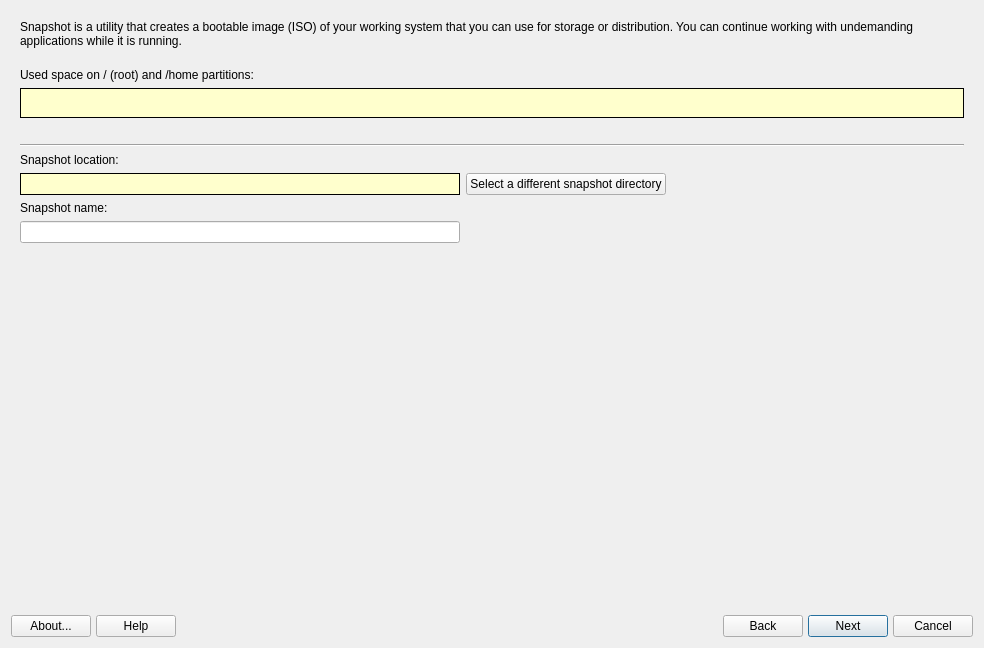
Qt form mainwindow.ui (AdrianTM/mx-snapshot) before a commit.
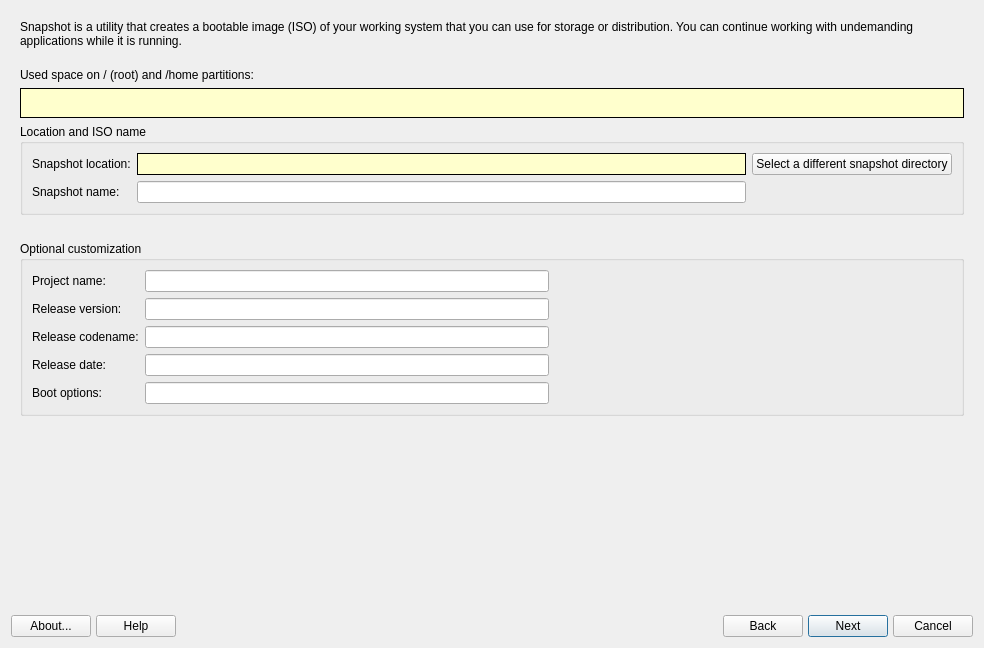
The same form after that commit. Icons and pictures are not drawn.

Commit message: Add optionals customization for name of the project, version, date, codename, boot options

```diff
--- a/mainwindow.ui
+++ b/mainwindow.ui
@@ -24,14 +24,112 @@
      </property>
      <widget class="QWidget" name="selectionPage">
       <layout class="QGridLayout" name="gridLayout_2">
-       <item row="10" column="0">
-        <widget class="QLabel" name="labelLocation">
-         <property name="text">
-          <string>Snapshot location:</string>
+       <item row="14" column="0" colspan="2">
+        <widget class="QGroupBox" name="groupBox">
+         <property name="title">
+          <string>Optional customization</string>
          </property>
+         <layout class="QGridLayout" name="gridLayout_6">
+          <item row="5" column="1">
+           <widget class="QLineEdit" name="textReleaseDate">
+            <property name="text">
+             <string notr="true"/>
+            </property>
+           </widget>
+          </item>
+          <item row="6" column="0">
+           <widget class="QLabel" name="labelOptions">
+            <property name="text">
+             <string>Boot options:</string>
+            </property>
+           </widget>
+          </item>
+          <item row="0" column="2">
+           <spacer name="horizontalSpacer_3">
+            <property name="orientation">
+             <enum>Qt::Horizontal</enum>
+            </property>
+            <property name="sizeHint" stdset="0">
+             <size>
+              <width>40</width>
+              <height>20</height>
+             </size>
+            </property>
+           </spacer>
+          </item>
+          <item row="6" column="1">
+           <widget class="QLineEdit" name="textOptions">
+            <property name="text">
+             <string notr="true"/>
+            </property>
+           </widget>
+          </item>
+          <item row="5" column="0">
+           <widget class="QLabel" name="labelDate">
+            <property name="text">
+             <string>Release date:</string>
+            </property>
+           </widget>
+          </item>
+          <item row="0" column="1">
+           <widget class="QLineEdit" name="textDistroName">
+            <property name="text">
+             <string notr="true"/>
+            </property>
+           </widget>
+          </item>
+          <item row="4" column="1">
+           <widget class="QLineEdit" name="textCodeName">
+            <property name="text">
+             <string notr="true"/>
+            </property>
+           </widget>
+          </item>
+          <item row="0" column="0">
+           <widget class="QLabel" name="labelDistroName">
+            <property name="text">
+             <string>Project name:</string>
+            </property>
+           </widget>
+          </item>
+          <item row="2" column="0">
+           <widget class="QLabel" name="labelDistro">
+            <property name="text">
+             <string>Release version:</string>
+            </property>
+           </widget>
+          </item>
+          <item row="2" column="1">
+           <widget class="QLineEdit" name="textDistro">
+            <property name="text">
+             <string notr="true"/>
+            </property>
+           </widget>
+          </item>
+          <item row="4" column="0">
+           <widget class="QLabel" name="labelCodeName">
+            <property name="text">
+             <string>Release codename:</string>
+            </property>
+           </widget>
+          </item>
+         </layout>
         </widget>
        </item>
-       <item row="0" column="0" colspan="6">
+       <item row="15" column="0" colspan="2">
+        <spacer name="verticalSpacer">
+         <property name="orientation">
+          <enum>Qt::Vertical</enum>
+         </property>
+         <property name="sizeHint" stdset="0">
+          <size>
+           <width>20</width>
+           <height>0</height>
+          </size>
+         </property>
+        </spacer>
+       </item>
+       <item row="0" column="0" colspan="2">
         <widget class="QLabel" name="labelIntro">
          <property name="sizePolicy">
           <sizepolicy hsizetype="Preferred" vsizetype="Preferred">
@@ -47,7 +145,7 @@
          </property>
         </widget>
        </item>
-       <item row="1" column="0" colspan="6">
+       <item row="1" column="0" colspan="2">
         <widget class="QLabel" name="labelCurrentSpace">
          <property name="text">
           <string>Used space on / (root) and /home partitions:</string>
@@ -57,7 +155,62 @@
          </property>
         </widget>
        </item>
-       <item row="5" column="0" colspan="6">
+       <item row="3" column="0" colspan="2">
+        <widget class="QGroupBox" name="groupBox_2">
+         <property name="title">
+          <string>Location and ISO name</string>
+         </property>
+         <layout class="QGridLayout" name="gridLayout_7">
+          <item row="1" column="1">
+           <widget class="QLineEdit" name="lineEditName"/>
+          </item>
+          <item row="0" column="1">
+           <widget class="QLabel" name="labelSnapshotDir">
+            <property name="styleSheet">
+             <string notr="true">background-color: rgb(255, 255, 205);
+border-color: rgb(0, 0, 0);
+color: rgb(0, 0, 0);</string>
+            </property>
+            <property name="frameShape">
+             <enum>QFrame::Box</enum>
+            </property>
+            <property name="text">
+             <string/>
+            </property>
+            <property name="wordWrap">
+             <bool>true</bool>
+            </property>
+           </widget>
+          </item>
+          <item row="0" column="0">
+           <widget class="QLabel" name="labelLocation">
+            <property name="text">
+             <string>Snapshot location:</string>
+            </property>
+           </widget>
+          </item>
+          <item row="0" column="2">
+           <widget class="QPushButton" name="btnSelectSnapshot">
+            <property name="text">
+             <string>Select a different snapshot directory</string>
+            </property>
+            <property name="icon">
+             <iconset theme="cursor-arrow">
+              <normaloff>.</normaloff>.</iconset>
+            </property>
+           </widget>
+          </item>
+          <item row="1" column="0">
+           <widget class="QLabel" name="labelIsoName">
+            <property name="text">
+             <string>Snapshot name:</string>
+            </property>
+           </widget>
+          </item>
+         </layout>
+        </widget>
+       </item>
+       <item row="5" column="0" colspan="2">
         <widget class="QLabel" name="labelDiskSpaceHelp">
          <property name="text">
           <string/>
@@ -67,14 +220,7 @@
          </property>
         </widget>
        </item>
-       <item row="7" column="0" colspan="6">
-        <widget class="Line" name="line_4">
-         <property name="orientation">
-          <enum>Qt::Horizontal</enum>
-         </property>
-        </widget>
-       </item>
-       <item row="2" column="0" colspan="6">
+       <item row="2" column="0" colspan="2">
         <widget class="QFrame" name="frame_2">
          <property name="frameShape">
           <enum>QFrame::Box</enum>
@@ -152,58 +298,6 @@
          </layout>
         </widget>
        </item>
-       <item row="13" column="0">
-        <widget class="QLabel" name="labelIsoName">
-         <property name="text">
-          <string>Snapshot name:</string>
-         </property>
-        </widget>
-       </item>
-       <item row="11" column="3">
-        <widget class="QPushButton" name="btnSelectSnapshot">
-         <property name="text">
-          <string>Select a different snapshot directory</string>
-         </property>
-         <property name="icon">
-          <iconset theme="cursor-arrow">
-           <normaloff>.</normaloff>.</iconset>
-         </property>
-        </widget>
-       </item>
-       <item row="11" column="0" colspan="3">
-        <widget class="QLabel" name="labelSnapshotDir">
-         <property name="styleSheet">
-          <string notr="true">background-color: rgb(255, 255, 205);
-border-color: rgb(0, 0, 0);
-color: rgb(0, 0, 0);</string>
-         </property>
-         <property name="frameShape">
-          <enum>QFrame::Box</enum>
-         </property>
-         <property name="text">
-          <string/>
-         </property>
-         <property name="wordWrap">
-          <bool>true</bool>
-         </property>
-        </widget>
-       </item>
-       <item row="16" column="0" colspan="6">
-        <spacer name="verticalSpacer">
-         <property name="orientation">
-          <enum>Qt::Vertical</enum>
-         </property>
-         <property name="sizeHint" stdset="0">
-          <size>
-           <width>20</width>
-           <height>0</height>
-          </size>
-         </property>
-        </spacer>
-       </item>
-       <item row="14" column="0" colspan="3">
-        <widget class="QLineEdit" name="lineEditName"/>
-       </item>
       </layout>
      </widget>
      <widget class="QWidget" name="settingsPage">
@@ -611,53 +705,8 @@
      <property name="spacing">
       <number>5</number>
      </property>
-     <item row="0" column="1">
-      <widget class="QPushButton" name="btnHelp">
-       <property name="sizePolicy">
-        <sizepolicy hsizetype="Minimum" vsizetype="Preferred">
-         <horstretch>0</horstretch>
-         <verstretch>0</verstretch>
-        </sizepolicy>
-       </property>
-       <property name="toolTip">
-        <string>Display help </string>
-       </property>
-       <property name="text">
-        <string>Help</string>
-       </property>
-       <property name="icon">
-        <iconset theme="help-contents">
-         <normaloff>.</normaloff>.</iconset>
-       </property>
-       <property name="shortcut">
-        <string>Alt+H</string>
-       </property>
-      </widget>
-     </item>
-     <item row="0" column="3">
-      <widget class="QLabel" name="labelMX">
-       <property name="maximumSize">
-        <size>
-         <width>32</width>
-         <height>32</height>
-        </size>
-       </property>
-       <property name="midLineWidth">
-        <number>0</number>
-       </property>
-       <property name="text">
-        <string/>
-       </property>
-       <property name="pixmap">
-        <pixmap resource="images.qrc">:/icons/logo.png</pixmap>
-       </property>
-       <property name="scaledContents">
-        <bool>true</bool>
-       </property>
-      </widget>
-     </item>
-     <item row="0" column="5">
-      <spacer name="horizontalSpacer2">
+     <item row="0" column="2">
+      <spacer name="horizontalSpacer1">
        <property name="orientation">
         <enum>Qt::Horizontal</enum>
        </property>
@@ -724,6 +773,22 @@
        </property>
       </widget>
      </item>
+     <item row="0" column="5">
+      <spacer name="horizontalSpacer2">
+       <property name="orientation">
+        <enum>Qt::Horizontal</enum>
+       </property>
+       <property name="sizeType">
+        <enum>QSizePolicy::Expanding</enum>
+       </property>
+       <property name="sizeHint" stdset="0">
+        <size>
+         <width>100</width>
+         <height>20</height>
+        </size>
+       </property>
+      </spacer>
+     </item>
      <item row="0" column="8">
       <widget class="QPushButton" name="btnNext">
        <property name="sizePolicy">
@@ -750,21 +815,27 @@
        </property>
       </widget>
      </item>
-     <item row="0" column="2">
-      <spacer name="horizontalSpacer1">
-       <property name="orientation">
-        <enum>Qt::Horizontal</enum>
-       </property>
-       <property name="sizeType">
-        <enum>QSizePolicy::Expanding</enum>
-       </property>
-       <property name="sizeHint" stdset="0">
+     <item row="0" column="3">
+      <widget class="QLabel" name="labelMX">
+       <property name="maximumSize">
         <size>
-         <width>100</width>
-         <height>20</height>
+         <width>32</width>
+         <height>32</height>
         </size>
        </property>
-      </spacer>
+       <property name="midLineWidth">
+        <number>0</number>
+       </property>
+       <property name="text">
+        <string/>
+       </property>
+       <property name="pixmap">
+        <pixmap resource="images.qrc">:/icons/logo.png</pixmap>
+       </property>
+       <property name="scaledContents">
+        <bool>true</bool>
+       </property>
+      </widget>
      </item>
      <item row="0" column="7">
       <widget class="QPushButton" name="btnBack">
@@ -783,6 +854,29 @@
        </property>
       </widget>
      </item>
+     <item row="0" column="1">
+      <widget class="QPushButton" name="btnHelp">
+       <property name="sizePolicy">
+        <sizepolicy hsizetype="Minimum" vsizetype="Preferred">
+         <horstretch>0</horstretch>
+         <verstretch>0</verstretch>
+        </sizepolicy>
+       </property>
+       <property name="toolTip">
+        <string>Display help </string>
+       </property>
+       <property name="text">
+        <string>Help</string>
+       </property>
+       <property name="icon">
+        <iconset theme="help-contents">
+         <normaloff>.</normaloff>.</iconset>
+       </property>
+       <property name="shortcut">
+        <string>Alt+H</string>
+       </property>
+      </widget>
+     </item>
     </layout>
    </item>
   </layout>
```
Left out of the diff: 17 changed lines with no effect on the pictures. The commit also changes 2 other files.
